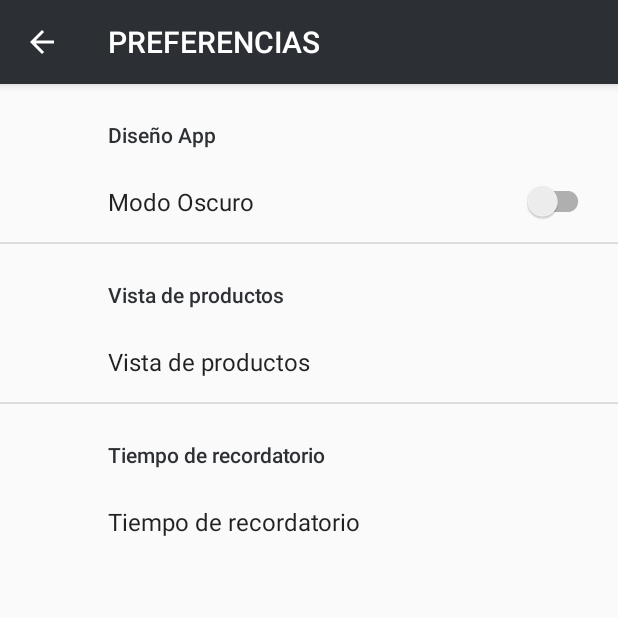
After one commit to maxii1997/AppLircayhub, an Android app: the SettingsActivity screen opened directly, with no data from a screen before it, on a phone screen of 412 x 824 dp, the top half of it. The commit adds this screen. Run offline under Robolectric (Android 15) with nearby library versions, the phone set to English and light mode, and no system bars; our stand-ins replace androidx.preference.

Commit message:
v1.8 Creacion y actualizacion de interfaces. Implementacion de funciones en java. Funcionando CRUD lista productos. Add Inventario de productos. 100% ok

```diff
--- a/app/build.gradle
+++ b/app/build.gradle
@@ -34,6 +34,7 @@ dependencies {
     implementation 'androidx.constraintlayout:constraintlayout:1.1.3'
     implementation 'androidx.recyclerview:recyclerview:1.0.0'
     implementation 'com.google.android.material:material:1.0.0'
+    implementation 'androidx.preference:preference:1.2.0'
     testImplementation 'junit:junit:4.13.2'
     androidTestImplementation 'androidx.test.ext:junit:1.1.1'
     androidTestImplementation 'androidx.test.espresso:espresso-core:3.1.0'
--- a/app/src/main/AndroidManifest.xml
+++ b/app/src/main/AndroidManifest.xml
@@ -12,9 +12,14 @@
         android:theme="@style/Theme.Lircayhub"
         tools:targetApi="31">
         <activity
+            android:name=".SettingsActivity"
+            android:exported="false"
+            android:label="PREFERENCIAS"
+            android:parentActivityName=".FuncionesApp"/>
+        <activity
             android:name=".UpdateActivity"
             android:exported="false"
-            android:parentActivityName=".inventory_product"/>
+            android:parentActivityName=".inventory_product" />
         <activity
             android:name=".AddActivity"
             android:exported="false"
@@ -24,17 +29,16 @@
             android:name=".inventory_product"
             android:exported="false"
             android:label="INVENTARIO PROD."
-            android:parentActivityName=".FuncionesApp"/>
+            android:parentActivityName=".FuncionesApp" />
         <activity
             android:name=".lista_productos_db"
-            android:parentActivityName=".lista_productosBD"
-            android:label="AÑADIR PRODUCTO">
-        </activity>
+            android:label="AÑADIR PRODUCTO"
+            android:parentActivityName=".lista_productosBD"></activity>
         <activity
             android:name=".lista_productosBD"
             android:exported="false"
             android:label="LISTA PRODUCTOS"
-            android:parentActivityName=".FuncionesApp"/>
+            android:parentActivityName=".FuncionesApp" />
         <activity
             android:name=".NoteDetailActivity"
             android:exported="false" />
@@ -42,12 +46,12 @@
             android:name=".activity_lista_gestion_productos"
             android:exported="false"
             android:label="LUGARES INTERÉS"
-            android:parentActivityName=".FuncionesApp"/>
+            android:parentActivityName=".FuncionesApp" />
         <activity
             android:name=".Activity_recordatorios"
             android:exported="false"
             android:label="RECORDATORIOS"
-            android:parentActivityName=".FuncionesApp"/>
+            android:parentActivityName=".FuncionesApp" />
         <activity
             android:name=".Activity_inventario_productos"
             android:exported="false" />
@@ -61,7 +65,7 @@
             android:name=".ActivityListaCompras"
             android:exported="false"
             android:label="LISTA COMPRAS"
-            android:parentActivityName=".FuncionesApp"/>
+            android:parentActivityName=".FuncionesApp" />
         <activity
             android:name=".FuncionesApp"
             android:exported="false" />
--- a/app/src/main/java/com/example/lircayhub/FuncionesApp.java
+++ b/app/src/main/java/com/example/lircayhub/FuncionesApp.java
@@ -86,7 +86,7 @@ public class FuncionesApp extends AppCompatActivity {
         cerrarSesion.setOnClickListener(new View.OnClickListener() {
             @Override
             public void onClick(View view) {
-                Intent botoncerrarSesion = new Intent(FuncionesApp.this, MainActivity.class);
+                Intent botoncerrarSesion = new Intent(FuncionesApp.this, SettingsActivity.class);
                 startActivity(botoncerrarSesion);
             }
         });
--- /dev/null
+++ b/app/src/main/java/com/example/lircayhub/SettingsActivity.java
@@ -0,0 +1,33 @@
+package com.example.lircayhub;
+
+import android.os.Bundle;
+
+import androidx.appcompat.app.ActionBar;
+import androidx.appcompat.app.AppCompatActivity;
+import androidx.preference.PreferenceFragmentCompat;
+
+public class SettingsActivity extends AppCompatActivity {
+
+    @Override
+    protected void onCreate(Bundle savedInstanceState) {
+        super.onCreate(savedInstanceState);
+        setContentView(R.layout.settings_activity);
+        if (savedInstanceState == null) {
+            getSupportFragmentManager()
+                    .beginTransaction()
+                    .replace(R.id.settings, new SettingsFragment())
+                    .commit();
+        }
+        ActionBar actionBar = getSupportActionBar();
+        if (actionBar != null) {
+            actionBar.setDisplayHomeAsUpEnabled(true);
+        }
+    }
+
+    public static class SettingsFragment extends PreferenceFragmentCompat {
+        @Override
+        public void onCreatePreferences(Bundle savedInstanceState, String rootKey) {
+            setPreferencesFromResource(R.xml.root_preferences, rootKey);
+        }
+    }
+}
--- a/app/src/main/java/com/example/lircayhub/lista_productosBD.java
+++ b/app/src/main/java/com/example/lircayhub/lista_productosBD.java
@@ -25,7 +25,6 @@ public class lista_productosBD extends AppCompatActivity implements SearchView.O
     RecyclerView listaProductos;
     ArrayList<Productos> listaArrayProductos;
     ListaProductosAdapter adapter;
-
     Button btnAgregarProducto;
 
 
--- a/app/src/main/res/layout/activity_funciones_app.xml
+++ b/app/src/main/res/layout/activity_funciones_app.xml
@@ -46,7 +46,7 @@
         android:id="@+id/buttonLogout"
         android:layout_width="160dp"
         android:layout_height="80dp"
-        android:text="Cerrar sesión"
+        android:text="Preferencias"
         app:layout_constraintBottom_toBottomOf="parent"
         app:layout_constraintEnd_toEndOf="parent"
         app:layout_constraintHorizontal_bias="0.5"
--- /dev/null
+++ b/app/src/main/res/layout/settings_activity.xml
@@ -0,0 +1,9 @@
+<LinearLayout xmlns:android="http://schemas.android.com/apk/res/android"
+    android:layout_width="match_parent"
+    android:layout_height="match_parent">
+
+    <FrameLayout
+        android:id="@+id/settings"
+        android:layout_width="match_parent"
+        android:layout_height="match_parent" />
+</LinearLayout>
--- /dev/null
+++ b/app/src/main/res/values/arrays.xml
@@ -0,0 +1,44 @@
+<resources>
+    <!-- Reply Preference -->
+    <string-array name="reply_entries">
+        <item>Reply</item>
+        <item>Reply to all</item>
+    </string-array>
+
+    <string-array name="reply_values">
+        <item>reply</item>
+        <item>reply_all</item>
+    </string-array>
+
+    <string-array name="order_entries">
+        <item>Defecto</item>
+        <item>Lista</item>
+        <item>Grilla</item>
+    </string-array>
+
+    <string-array name="order_values">
+        <item>name</item>
+        <item>amount</item>
+        <item>quantity</item>
+    </string-array>
+
+    <string-array name="day_entries">
+        <item>Monday</item>
+        <item>Tuesday</item>
+        <item>Wednesday</item>
+        <item>Thursday</item>
+        <item>Friday</item>
+        <item>Saturday</item>
+        <item>Sunday</item>
+    </string-array>
+
+    <string-array name="day_values">
+        <item>1</item>
+        <item>2</item>
+        <item>3</item>
+        <item>4</item>
+        <item>5</item>
+        <item>6</item>
+        <item>7</item>
+    </string-array>
+</resources>
--- a/app/src/main/res/values/strings.xml
+++ b/app/src/main/res/values/strings.xml
@@ -12,6 +12,18 @@
         <item>Bebestibles</item>
         <item>Otro</item>
     </string-array>
+    <string name="title_activity_settings">SettingsActivity</string>
 
+    <!-- Preference Titles -->
+    <string name="sync_header">Diseño App</string>
+    <string name="order_header">Vista de productos</string>
+    <string name="day_header">Tiempo de recordatorio</string>
+
+    <!-- Messages Preferences -->
+    <string name="order_title">Vista de productos</string>
+    <string name="day_title">Tiempo de recordatorio</string>
+
+    <!-- Sync Preferences -->
+    <string name="sync_title">Modo Oscuro</string>
 
 </resources>
--- /dev/null
+++ b/app/src/main/res/xml/root_preferences.xml
@@ -0,0 +1,30 @@
+<PreferenceScreen xmlns:android="http://schemas.android.com/apk/res/android"
+    xmlns:app="http://schemas.android.com/apk/res-auto">
+
+    <PreferenceCategory app:title="@string/sync_header">
+
+        <SwitchPreferenceCompat
+            app:key="sync"
+            app:title="@string/sync_title" />
+
+    </PreferenceCategory>
+    <PreferenceCategory android:title="@string/order_header">
+
+        <ListPreference
+            android:defaultValue="name"
+            android:entries="@array/order_entries"
+            android:entryValues="@array/order_values"
+            android:key="order_preference"
+            android:title="@string/order_title" />
+    </PreferenceCategory>
+    <PreferenceCategory android:title="@string/day_header">
+
+        <ListPreference
+            android:defaultValue="1"
+            android:entries="@array/day_entries"
+            android:entryValues="@array/day_values"
+            android:key="day_preference"
+            android:title="@string/day_title" />
+    </PreferenceCategory>
+
+</PreferenceScreen>
```
